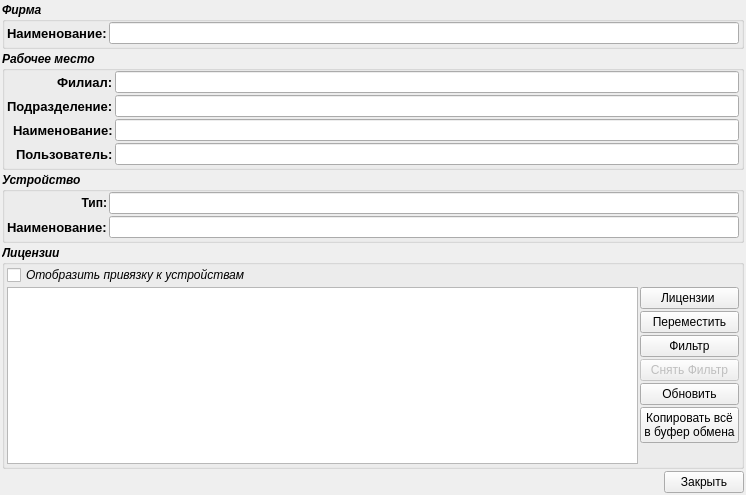
The window that ui/licenses.ui (vovan1982/workerplace) describes before a commit, drawn with Qt 5.
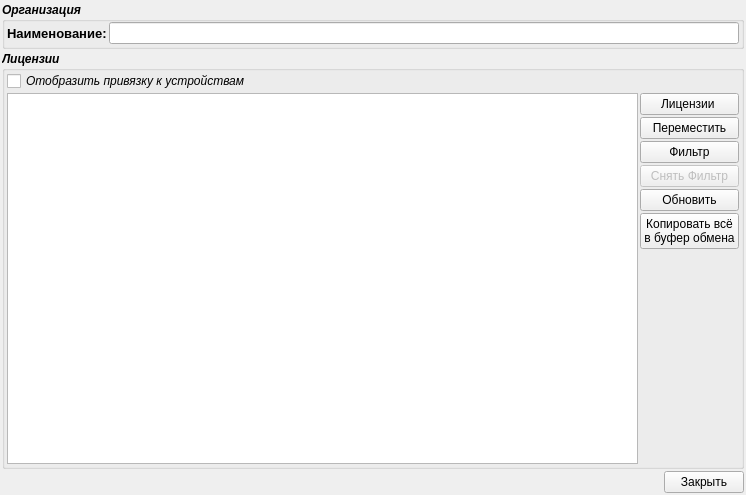
The same window after the commit. Icons and pictures are not drawn.

Diff of the .ui file:
```diff
--- a/ui/licenses.ui
+++ b/ui/licenses.ui
@@ -34,7 +34,7 @@
       </font>
      </property>
      <property name="title">
-      <string>Фирма</string>
+      <string>Организация</string>
      </property>
      <layout class="QFormLayout" name="formLayout_2">
       <property name="horizontalSpacing">
@@ -78,208 +78,6 @@
      </layout>
     </widget>
    </item>
-   <item>
-    <widget class="QGroupBox" name="groupBox">
-     <property name="font">
-      <font>
-       <weight>75</weight>
-       <italic>true</italic>
-       <bold>true</bold>
-      </font>
-     </property>
-     <property name="title">
-      <string>Рабочее место</string>
-     </property>
-     <layout class="QFormLayout" name="formLayout">
-      <property name="fieldGrowthPolicy">
-       <enum>QFormLayout::AllNonFixedFieldsGrow</enum>
-      </property>
-      <property name="labelAlignment">
-       <set>Qt::AlignRight|Qt::AlignTrailing|Qt::AlignVCenter</set>
-      </property>
-      <property name="horizontalSpacing">
-       <number>2</number>
-      </property>
-      <property name="verticalSpacing">
-       <number>2</number>
-      </property>
-      <property name="leftMargin">
-       <number>2</number>
-      </property>
-      <property name="topMargin">
-       <number>0</number>
-      </property>
-      <property name="rightMargin">
-       <number>2</number>
-      </property>
-      <property name="bottomMargin">
-       <number>2</number>
-      </property>
-      <item row="0" column="0">
-       <widget class="QLabel" name="label_5">
-        <property name="font">
-         <font>
-          <pointsize>10</pointsize>
-          <italic>false</italic>
-         </font>
-        </property>
-        <property name="text">
-         <string>Филиал:</string>
-        </property>
-       </widget>
-      </item>
-      <item row="0" column="1">
-       <widget class="QLineEdit" name="filial">
-        <property name="readOnly">
-         <bool>true</bool>
-        </property>
-       </widget>
-      </item>
-      <item row="1" column="0">
-       <widget class="QLabel" name="label_3">
-        <property name="font">
-         <font>
-          <pointsize>10</pointsize>
-          <italic>false</italic>
-         </font>
-        </property>
-        <property name="text">
-         <string>Подразделение:</string>
-        </property>
-       </widget>
-      </item>
-      <item row="1" column="1">
-       <widget class="QLineEdit" name="WPDivision">
-        <property name="readOnly">
-         <bool>true</bool>
-        </property>
-       </widget>
-      </item>
-      <item row="2" column="0">
-       <widget class="QLabel" name="label">
-        <property name="font">
-         <font>
-          <pointsize>10</pointsize>
-          <italic>false</italic>
-         </font>
-        </property>
-        <property name="text">
-         <string>Наименование:</string>
-        </property>
-       </widget>
-      </item>
-      <item row="2" column="1">
-       <widget class="QLineEdit" name="WPName">
-        <property name="readOnly">
-         <bool>true</bool>
-        </property>
-       </widget>
-      </item>
-      <item row="4" column="0">
-       <widget class="QLabel" name="label_2">
-        <property name="font">
-         <font>
-          <pointsize>10</pointsize>
-          <italic>false</italic>
-         </font>
-        </property>
-        <property name="text">
-         <string>Пользователь:</string>
-        </property>
-       </widget>
-      </item>
-      <item row="4" column="1">
-       <widget class="QLineEdit" name="WPUser">
-        <property name="readOnly">
-         <bool>true</bool>
-        </property>
-       </widget>
-      </item>
-     </layout>
-    </widget>
-   </item>
-   <item>
-    <widget class="QGroupBox" name="groupBox_5">
-     <property name="font">
-      <font>
-       <weight>75</weight>
-       <italic>true</italic>
-       <bold>true</bold>
-      </font>
-     </property>
-     <property name="title">
-      <string>Устройство</string>
-     </property>
-     <layout class="QFormLayout" name="formLayout_3">
-      <property name="fieldGrowthPolicy">
-       <enum>QFormLayout::ExpandingFieldsGrow</enum>
-      </property>
-      <property name="labelAlignment">
-       <set>Qt::AlignRight|Qt::AlignTrailing|Qt::AlignVCenter</set>
-      </property>
-      <property name="horizontalSpacing">
-       <number>2</number>
-      </property>
-      <property name="verticalSpacing">
-       <number>2</number>
-      </property>
-      <property name="leftMargin">
-       <number>2</number>
-      </property>
-      <property name="topMargin">
-       <number>0</number>
-      </property>
-      <property name="rightMargin">
-       <number>2</number>
-      </property>
-      <property name="bottomMargin">
-       <number>2</number>
-      </property>
-      <item row="1" column="0">
-       <widget class="QLabel" name="label_6">
-        <property name="font">
-         <font>
-          <pointsize>10</pointsize>
-          <italic>false</italic>
-         </font>
-        </property>
-        <property name="text">
-         <string>Наименование:</string>
-        </property>
-       </widget>
-      </item>
-      <item row="1" column="1">
-       <widget class="QLineEdit" name="device">
-        <property name="readOnly">
-         <bool>true</bool>
-        </property>
-       </widget>
-      </item>
-      <item row="0" column="0">
-       <widget class="QLabel" name="label_7">
-        <property name="font">
-         <font>
-          <italic>false</italic>
-         </font>
-        </property>
-        <property name="text">
-         <string>Тип:</string>
-        </property>
-        <property name="alignment">
-         <set>Qt::AlignRight|Qt::AlignTrailing|Qt::AlignVCenter</set>
-        </property>
-       </widget>
-      </item>
-      <item row="0" column="1">
-       <widget class="QLineEdit" name="typeDevice">
-        <property name="readOnly">
-         <bool>true</bool>
-        </property>
-       </widget>
-      </item>
-     </layout>
-    </widget>
-   </item>
    <item>
     <widget class="QGroupBox" name="groupBox_2">
      <property name="font">
@@ -325,14 +123,6 @@
        <layout class="QHBoxLayout" name="horizontalLayout_2">
         <item>
          <widget class="QTreeView" name="licenseView">
-          <property name="font">
-           <font>
-            <pointsize>10</pointsize>
-            <weight>75</weight>
-            <italic>false</italic>
-            <bold>true</bold>
-           </font>
-          </property>
           <property name="contextMenuPolicy">
            <enum>Qt::CustomContextMenu</enum>
           </property>
@@ -342,6 +132,9 @@
           <property name="alternatingRowColors">
            <bool>true</bool>
           </property>
+          <property name="sortingEnabled">
+           <bool>true</bool>
+          </property>
           <property name="allColumnsShowFocus">
            <bool>true</bool>
           </property>
```
Left out of the diff: 23 changed lines with no effect on the pictures.
